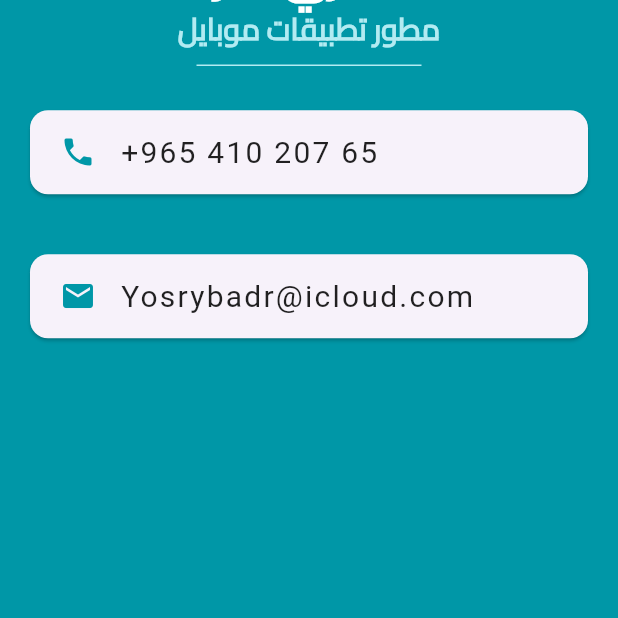
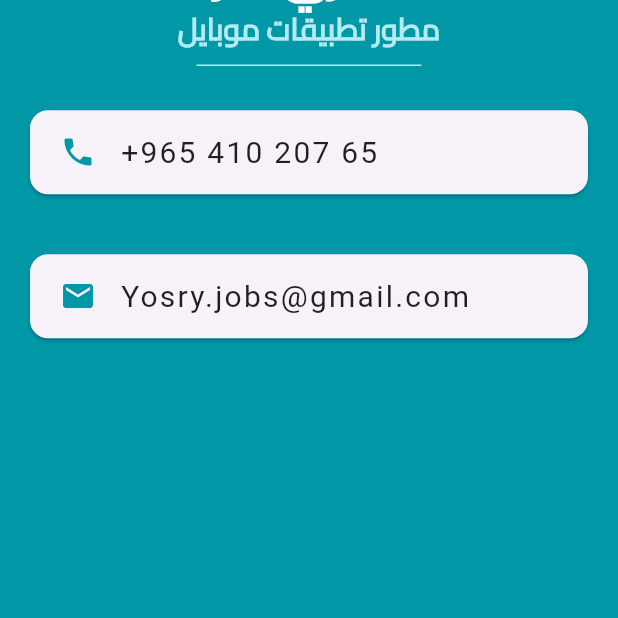
Before and after one commit to codebyyosry/betakati_flutter_app, a Flutter app: the screen it shows after launch, on a phone screen of 412 x 824 dp, the part 618-1236 px from its top. Run offline on Flutter 3.47's test engine with Material 3 defaults, Android fonts, the phone set to English and light mode, and no system bars.

Commit message:
initial commit

```diff
--- a/lib/main.dart
+++ b/lib/main.dart
@@ -67,7 +67,7 @@ class MyApp extends StatelessWidget {
                   contentPadding: EdgeInsets.symmetric(horizontal: 20.0),
                   leading: Icon(Icons.email, color: Colors.cyan[700]),
                   title: Text(
-                    "Yosrybadr@icloud.com",
+                    "Yosry.jobs@gmail.com",
                     style: TextStyle(
                       color: Colors.black87,
                       fontSize: 20,
```
Also changed, not shown: 2 other files.
